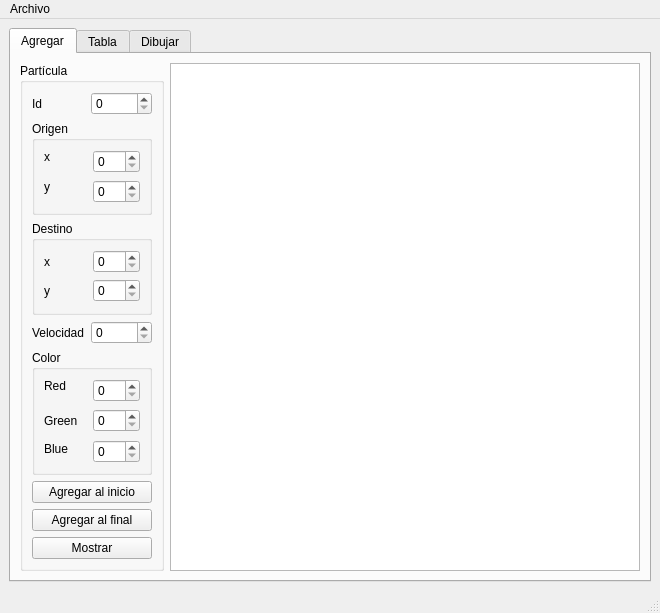
FFahrenheit/QTParticulas, file mainwindow.ui: the form before one commit.
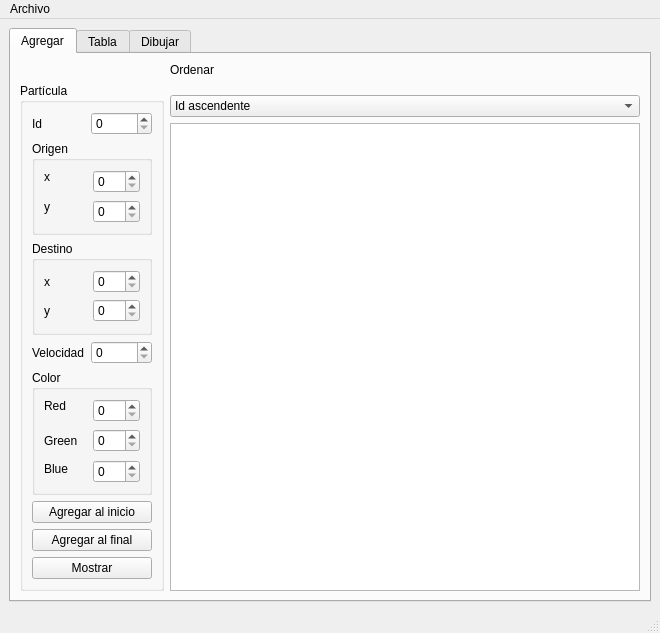
The form after the commit.

Commit message:
Added lip .py files and interaction with combobox
Still thinking about the sorting

Diff of the .ui file:
```diff
--- a/mainwindow.ui
+++ b/mainwindow.ui
@@ -25,7 +25,36 @@
         <string>Agregar</string>
        </attribute>
        <layout class="QGridLayout" name="gridLayout_5">
-        <item row="0" column="0">
+        <item row="0" column="1">
+         <widget class="QLabel" name="label_10">
+          <property name="text">
+           <string>Ordenar</string>
+          </property>
+         </widget>
+        </item>
+        <item row="4" column="1">
+         <widget class="QPlainTextEdit" name="salida"/>
+        </item>
+        <item row="3" column="1">
+         <widget class="QComboBox" name="plainTextSort">
+          <item>
+           <property name="text">
+            <string>Id ascendente</string>
+           </property>
+          </item>
+          <item>
+           <property name="text">
+            <string>Distancia descendente</string>
+           </property>
+          </item>
+          <item>
+           <property name="text">
+            <string>Velocidad ascendente</string>
+           </property>
+          </item>
+         </widget>
+        </item>
+        <item row="1" column="0" rowspan="4">
          <widget class="QGroupBox" name="groupBox">
           <property name="title">
            <string>Partícula</string>
@@ -214,9 +243,6 @@
           </layout>
          </widget>
         </item>
-        <item row="0" column="1">
-         <widget class="QPlainTextEdit" name="salida"/>
-        </item>
        </layout>
       </widget>
       <widget class="QWidget" name="tab_2">
```
Left out of the diff: 31 changed lines with no effect on the pictures. The commit also changes 6 other files.
